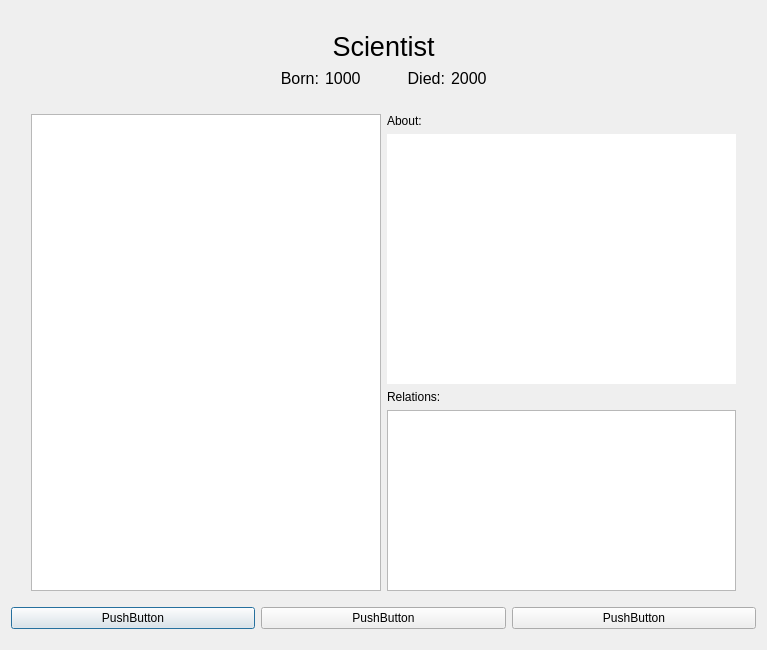
First picture: the form in scientistwindow.ui, repository athenabjorg/sacr, before the edit.
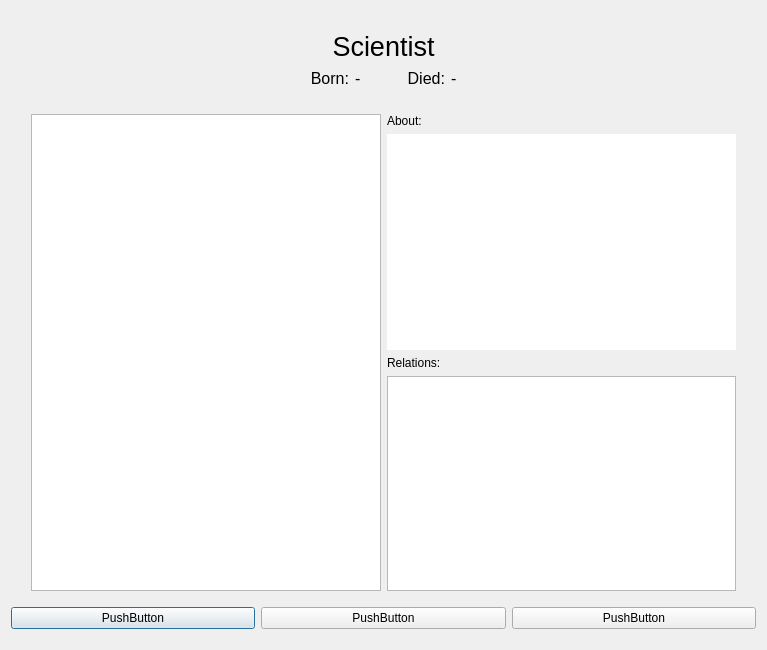
Second picture: the form after the edit.

Diff of the .ui file:
```diff
--- a/scientistwindow.ui
+++ b/scientistwindow.ui
@@ -93,7 +93,7 @@
         </font>
        </property>
        <property name="text">
-        <string>1000</string>
+        <string>-</string>
        </property>
       </widget>
      </item>
@@ -136,7 +136,7 @@
         </font>
        </property>
        <property name="text">
-        <string>2000</string>
+        <string>-</string>
        </property>
       </widget>
      </item>
@@ -231,7 +231,7 @@
          <property name="minimumSize">
           <size>
            <width>250</width>
-           <height>250</height>
+           <height>200</height>
           </size>
          </property>
          <property name="font">
```
